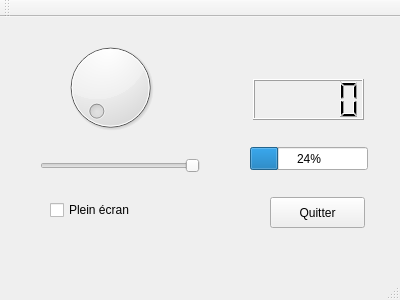
The window that ApplicationTP/mainwindow.ui (pierre-ignas/ApplicationQt) describes before a commit, drawn with Qt 5.
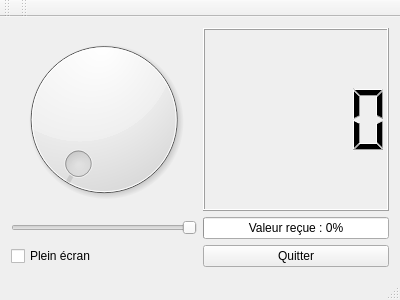
The same window after the commit.

What changed in the file:
```diff
--- a/ApplicationTP/mainwindow.ui
+++ b/ApplicationTP/mainwindow.ui
@@ -14,84 +14,58 @@
    <string>MainWindow</string>
   </property>
   <widget class="QWidget" name="centralWidget">
-   <widget class="QLCDNumber" name="lcdNumber">
-    <property name="geometry">
-     <rect>
-      <x>253</x>
-      <y>62</y>
-      <width>111</width>
-      <height>41</height>
-     </rect>
-    </property>
-   </widget>
-   <widget class="QProgressBar" name="progressBar">
-    <property name="geometry">
-     <rect>
-      <x>250</x>
-      <y>130</y>
-      <width>118</width>
-      <height>23</height>
-     </rect>
-    </property>
-    <property name="value">
-     <number>24</number>
-    </property>
-   </widget>
-   <widget class="QDial" name="dial">
-    <property name="geometry">
-     <rect>
-      <x>60</x>
-      <y>20</y>
-      <width>101</width>
-      <height>101</height>
-     </rect>
-    </property>
-    <property name="maximum">
-     <number>100</number>
-    </property>
-   </widget>
-   <widget class="QPushButton" name="BoutonQuitter">
-    <property name="geometry">
-     <rect>
-      <x>270</x>
-      <y>180</y>
-      <width>95</width>
-      <height>31</height>
-     </rect>
-    </property>
-    <property name="text">
-     <string>Quitter</string>
-    </property>
-   </widget>
-   <widget class="QCheckBox" name="PleinEcran">
-    <property name="geometry">
-     <rect>
-      <x>50</x>
-      <y>180</y>
-      <width>101</width>
-      <height>26</height>
-     </rect>
-    </property>
-    <property name="text">
-     <string>Plein écran</string>
-    </property>
-   </widget>
-   <widget class="QSlider" name="horizontalSlider">
-    <property name="geometry">
-     <rect>
-      <x>40</x>
-      <y>140</y>
-      <width>160</width>
-      <height>18</height>
-     </rect>
-    </property>
-    <property name="orientation">
-     <enum>Qt::Horizontal</enum>
-    </property>
-    <property name="invertedAppearance">
-     <bool>true</bool>
-    </property>
-   </widget>
+   <layout class="QGridLayout" name="gridLayout">
+    <item row="0" column="0">
+     <widget class="QDial" name="dial">
+      <property name="autoFillBackground">
+       <bool>false</bool>
+      </property>
+      <property name="maximum">
+       <number>100</number>
+      </property>
+     </widget>
+    </item>
+    <item row="0" column="1">
+     <widget class="QLCDNumber" name="lcdNumber"/>
+    </item>
+    <item row="1" column="0">
+     <widget class="QSlider" name="horizontalSlider">
+      <property name="orientation">
+       <enum>Qt::Horizontal</enum>
+      </property>
+      <property name="invertedAppearance">
+       <bool>true</bool>
+      </property>
+      <property name="invertedControls">
+       <bool>true</bool>
+      </property>
+     </widget>
+    </item>
+    <item row="1" column="1">
+     <widget class="QProgressBar" name="progressBar">
+      <property name="value">
+       <number>0</number>
+      </property>
+      <property name="format">
+       <string>Valeur reçue : %p%</string>
+      </property>
+     </widget>
+    </item>
+    <item row="2" column="0">
+     <widget class="QCheckBox" name="PleinEcran">
+      <property name="text">
+       <string>Plein écran</string>
+      </property>
+     </widget>
+    </item>
+    <item row="2" column="1">
+     <widget class="QPushButton" name="BoutonQuitter">
+      <property name="text">
+       <string>Quitter</string>
+      </property>
+     </widget>
+    </item>
+   </layout>
   </widget>
   <widget class="QMenuBar" name="menuBar">
    <property name="geometry">
@@ -112,6 +86,17 @@
    </attribute>
   </widget>
   <widget class="QStatusBar" name="statusBar"/>
+  <widget class="QToolBar" name="toolBar">
+   <property name="windowTitle">
+    <string>toolBar</string>
+   </property>
+   <attribute name="toolBarArea">
+    <enum>TopToolBarArea</enum>
+   </attribute>
+   <attribute name="toolBarBreak">
+    <bool>false</bool>
+   </attribute>
+  </widget>
  </widget>
  <layoutdefault spacing="6" margin="11"/>
  <resources/>
```
Left out of the diff: 32 changed lines with no effect on the pictures.
